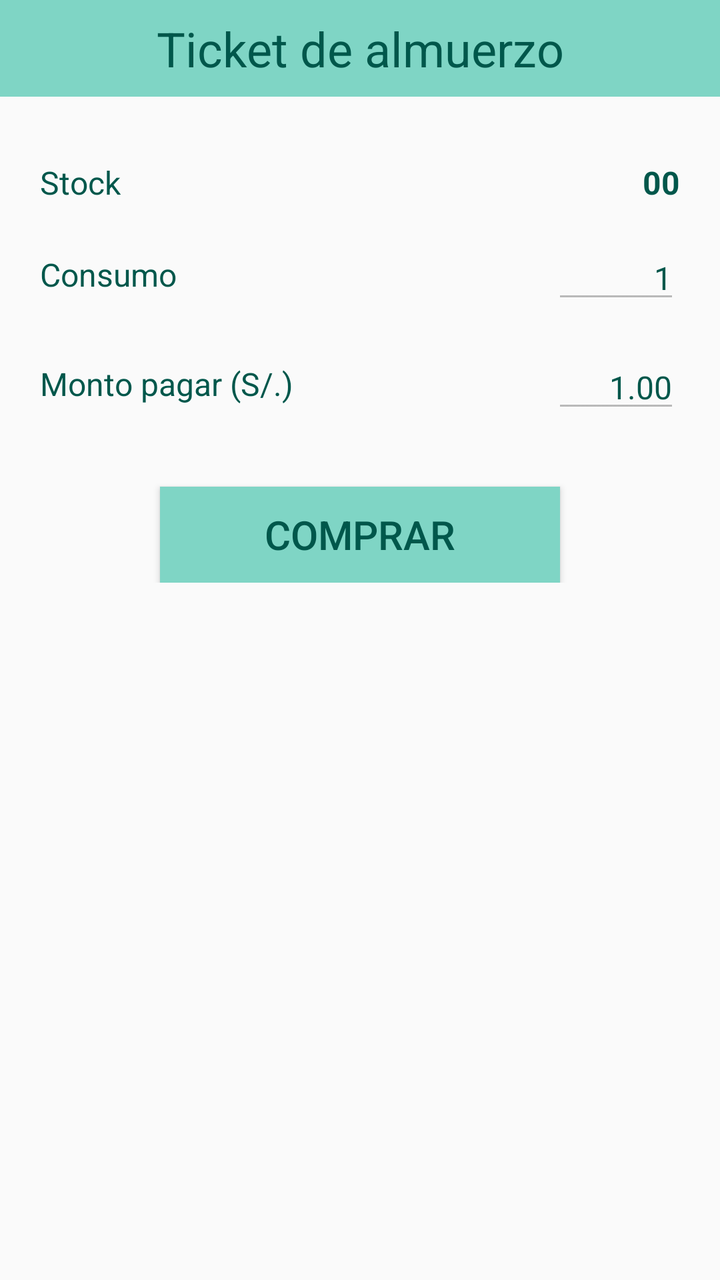
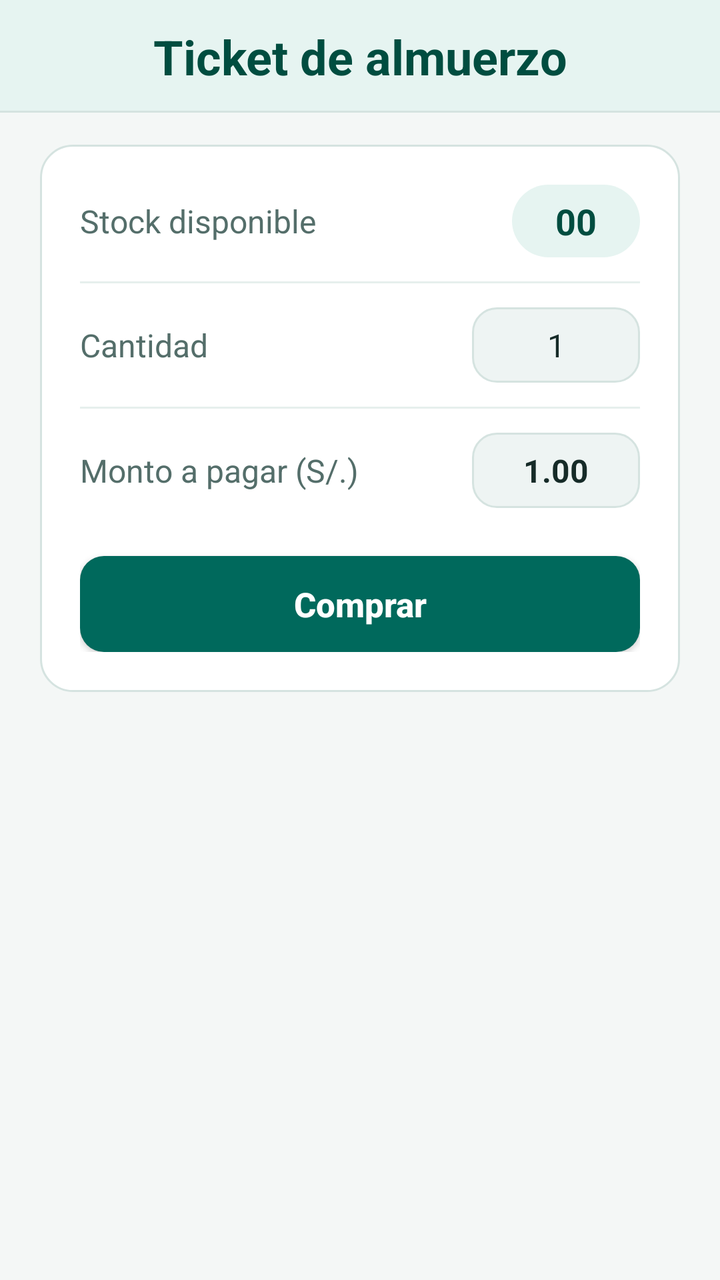

An Android layout rendered at two revisions. The XML below is the earlier revision; the diff shows what the commit changed to produce the second picture.
<!-- AndroidManifest.xml: application theme AppTheme -->
<!-- res/layout/fragment_fragmento_alumno_comprar.xml -->
<?xml version="1.0" encoding="utf-8"?>
<LinearLayout xmlns:android="http://schemas.android.com/apk/res/android"
    xmlns:app="http://schemas.android.com/apk/res-auto"
    xmlns:tools="http://schemas.android.com/tools"
    android:layout_width="match_parent"
    android:layout_height="match_parent"
    android:orientation="vertical"
    tools:context=".fragmento_alumno.fragmento_alumno_comprar">

    <TextView
        android:id="@+id/textView17"
        android:layout_width="match_parent"
        android:layout_height="wrap_content"
        android:background="#7FD5C5"
        android:gravity="center_horizontal"
        android:paddingVertical="8dp"
        android:text="Ticket de almuerzo"
        android:textColor="@color/colorPrimaryDark"
        android:textSize="@dimen/header_text_size" />

    <ScrollView
        android:layout_width="match_parent"
        android:layout_height="0dp"
        android:layout_weight="1"
        android:fillViewport="true">

        <androidx.constraintlayout.widget.ConstraintLayout
            android:layout_width="match_parent"
            android:layout_height="wrap_content"
            android:paddingStart="@dimen/screen_padding_horizontal"
            android:paddingTop="@dimen/screen_padding_vertical"
            android:paddingEnd="@dimen/screen_padding_horizontal"
            android:paddingBottom="@dimen/screen_padding_vertical">

            <LinearLayout
                android:layout_width="0dp"
                android:layout_height="wrap_content"
                android:orientation="vertical"
                app:layout_constraintEnd_toEndOf="parent"
                app:layout_constraintStart_toStartOf="parent"
                app:layout_constraintTop_toTopOf="parent"
                app:layout_constraintWidth_max="@dimen/content_max_width">

                <LinearLayout
                    android:layout_width="match_parent"
                    android:layout_height="wrap_content"
                    android:layout_marginTop="16dp"
                    android:gravity="center_vertical"
                    android:orientation="horizontal">

                    <TextView
                        android:id="@+id/textView18"
                        android:layout_width="0dp"
                        android:layout_height="wrap_content"
                        android:layout_weight="1"
                        android:text="Stock"
                        android:textColor="@color/colorPrimaryDark"
                        android:textSize="@dimen/body_text_size" />

                    <TextView
                        android:id="@+id/stock_ticket_almuerzo"
                        android:layout_width="wrap_content"
                        android:layout_height="wrap_content"
                        android:gravity="end"
                        android:minWidth="64dp"
                        android:text="00"
                        android:textColor="@color/colorPrimaryDark"
                        android:textSize="@dimen/body_text_size"
                        android:textStyle="bold" />

                </LinearLayout>

                <LinearLayout
                    android:layout_width="match_parent"
                    android:layout_height="wrap_content"
                    android:layout_marginTop="@dimen/form_section_spacing"
                    android:gravity="center_vertical"
                    android:orientation="horizontal">

                    <TextView
                        android:id="@+id/textView19"
                        android:layout_width="0dp"
                        android:layout_height="wrap_content"
                        android:layout_weight="1"
                        android:text="Consumo"
                        android:textColor="@color/colorPrimaryDark"
                        android:textSize="@dimen/body_text_size" />

                    <EditText
                        android:id="@+id/editText1"
                        android:layout_width="wrap_content"
                        android:layout_height="wrap_content"
                        android:enabled="false"
                        android:gravity="end"
                        android:inputType="none"
                        android:minWidth="64dp"
                        android:text="1"
                        android:textColor="@color/colorPrimaryDark"
                        android:textSize="@dimen/body_text_size" />

                </LinearLayout>

                <LinearLayout
                    android:layout_width="match_parent"
                    android:layout_height="wrap_content"
                    android:layout_marginTop="@dimen/form_section_spacing"
                    android:gravity="center_vertical"
                    android:orientation="horizontal">

                    <TextView
                        android:id="@+id/textView20"
                        android:layout_width="0dp"
                        android:layout_height="wrap_content"
                        android:layout_weight="1"
                        android:text="Monto pagar (S/.)"
                        android:textColor="@color/colorPrimaryDark"
                        android:textSize="@dimen/body_text_size" />

                    <EditText
                        android:id="@+id/editText2"
                        android:layout_width="wrap_content"
                        android:layout_height="wrap_content"
                        android:enabled="false"
                        android:gravity="end"
                        android:inputType="none"
                        android:minWidth="64dp"
                        android:text="1.00"
                        android:textColor="@color/colorPrimaryDark"
                        android:textSize="@dimen/body_text_size" />

                </LinearLayout>

                <Button
                    android:id="@+id/btn_comprar_almuerzo"
                    android:layout_width="@dimen/button_width"
                    android:layout_height="wrap_content"
                    android:layout_gravity="center_horizontal"
                    android:layout_marginTop="32dp"
                    android:background="#7FD5C5"
                    android:text="Comprar"
                    android:textColor="@color/colorPrimaryDark"
                    android:textSize="20sp" />

            </LinearLayout>

        </androidx.constraintlayout.widget.ConstraintLayout>

    </ScrollView>

</LinearLayout>
<!-- resources referenced by this layout -->
<resources>
  <color name="colorPrimaryDark">#00574B</color>
  <dimen name="button_width">200dp</dimen>
  <dimen name="form_section_spacing">16dp</dimen>
  <style name="AppTheme" parent="Theme.AppCompat.Light.DarkActionBar">
          
          <item name="colorPrimary">@color/colorPrimary</item>
          <item name="colorPrimaryDark">@color/colorPrimaryDark</item>
          <item name="colorAccent">@color/colorAccent</item>
      </style>
  <color name="colorPrimary">#8BD8D0</color>
  <color name="colorAccent">#D81B60</color>
  <!-- unchanged entries left out for length: 5 -->
</resources>

<!-- the commit's change to res/layout/fragment_fragmento_alumno_comprar.xml (unified diff, before → after) -->
@@ -4,19 +4,14 @@
     xmlns:tools="http://schemas.android.com/tools"
     android:layout_width="match_parent"
     android:layout_height="match_parent"
+    android:background="@color/bgScreen"
     android:orientation="vertical"
     tools:context=".fragmento_alumno.fragmento_alumno_comprar">
 
     <TextView
         android:id="@+id/textView17"
-        android:layout_width="match_parent"
-        android:layout_height="wrap_content"
-        android:background="#7FD5C5"
-        android:gravity="center_horizontal"
-        android:paddingVertical="8dp"
-        android:text="Ticket de almuerzo"
-        android:textColor="@color/colorPrimaryDark"
-        android:textSize="@dimen/header_text_size" />
+        style="@style/ComedorSectionHeader"
+        android:text="Ticket de almuerzo" />
 
     <ScrollView
         android:layout_width="match_parent"
@@ -33,6 +28,7 @@
             android:paddingBottom="@dimen/screen_padding_vertical">
 
             <LinearLayout
+                style="@style/ComedorCard"
                 android:layout_width="0dp"
                 android:layout_height="wrap_content"
                 android:orientation="vertical"
@@ -44,7 +40,6 @@
                 <LinearLayout
                     android:layout_width="match_parent"
                     android:layout_height="wrap_content"
-                    android:layout_marginTop="16dp"
                     android:gravity="center_vertical"
                     android:orientation="horizontal">
 
@@ -53,27 +48,31 @@
                         android:layout_width="0dp"
                         android:layout_height="wrap_content"
                         android:layout_weight="1"
-                        android:text="Stock"
-                        android:textColor="@color/colorPrimaryDark"
+                        android:text="Stock disponible"
+                        android:textColor="@color/textSecondary"
                         android:textSize="@dimen/body_text_size" />
 
                     <TextView
                         android:id="@+id/stock_ticket_almuerzo"
                         android:layout_width="wrap_content"
                         android:layout_height="wrap_content"
-                        android:gravity="end"
+                        android:background="@drawable/bg_badge_soft"
+                        android:gravity="center"
                         android:minWidth="64dp"
+                        android:paddingHorizontal="14dp"
+                        android:paddingVertical="6dp"
                         android:text="00"
                         android:textColor="@color/colorPrimaryDark"
-                        android:textSize="@dimen/body_text_size"
+                        android:textSize="18sp"
                         android:textStyle="bold" />
 
                 </LinearLayout>
 
+                <View style="@style/ComedorDivider" />
+
                 <LinearLayout
                     android:layout_width="match_parent"
                     android:layout_height="wrap_content"
-                    android:layout_marginTop="@dimen/form_section_spacing"
                     android:gravity="center_vertical"
                     android:orientation="horizontal">
 
@@ -82,28 +81,28 @@
                         android:layout_width="0dp"
                         android:layout_height="wrap_content"
                         android:layout_weight="1"
-                        android:text="Consumo"
-                        android:textColor="@color/colorPrimaryDark"
+                        android:text="Cantidad"
+                        android:textColor="@color/textSecondary"
                         android:textSize="@dimen/body_text_size" />
 
                     <EditText
                         android:id="@+id/editText1"
-                        android:layout_width="wrap_content"
+                        style="@style/ComedorInput"
+                        android:layout_width="84dp"
                         android:layout_height="wrap_content"
                         android:enabled="false"
-                        android:gravity="end"
+                        android:gravity="center"
                         android:inputType="none"
-                        android:minWidth="64dp"
-                        android:text="1"
-                        android:textColor="@color/colorPrimaryDark"
-                        android:textSize="@dimen/body_text_size" />
+                        android:paddingVertical="8dp"
+                        android:text="1" />
 
                 </LinearLayout>
+
+                <View style="@style/ComedorDivider" />
 
                 <LinearLayout
                     android:layout_width="match_parent"
                     android:layout_height="wrap_content"
-                    android:layout_marginTop="@dimen/form_section_spacing"
                     android:gravity="center_vertical"
                     android:orientation="horizontal">
 
@@ -112,34 +111,31 @@
                         android:layout_width="0dp"
                         android:layout_height="wrap_content"
                         android:layout_weight="1"
-                        android:text="Monto pagar (S/.)"
-                        android:textColor="@color/colorPrimaryDark"
+                        android:text="Monto a pagar (S/.)"
+                        android:textColor="@color/textSecondary"
                         android:textSize="@dimen/body_text_size" />
 
                     <EditText
                         android:id="@+id/editText2"
-                        android:layout_width="wrap_content"
+                        style="@style/ComedorInput"
+                        android:layout_width="84dp"
                         android:layout_height="wrap_content"
                         android:enabled="false"
-                        android:gravity="end"
+                        android:gravity="center"
                         android:inputType="none"
-                        android:minWidth="64dp"
+                        android:paddingVertical="8dp"
                         android:text="1.00"
-                        android:textColor="@color/colorPrimaryDark"
-                        android:textSize="@dimen/body_text_size" />
+                        android:textStyle="bold" />
 
                 </LinearLayout>
 
                 <Button
                     android:id="@+id/btn_comprar_almuerzo"
-                    android:layout_width="@dimen/button_width"
+                    style="@style/ComedorButtonPrimary"
+                    android:layout_width="match_parent"
                     android:layout_height="wrap_content"
-                    android:layout_gravity="center_horizontal"
-                    android:layout_marginTop="32dp"
-                    android:background="#7FD5C5"
-                    android:text="Comprar"
-                    android:textColor="@color/colorPrimaryDark"
-                    android:textSize="20sp" />
+                    android:layout_marginTop="24dp"
+                    android:text="Comprar" />
 
             </LinearLayout>
 
<!-- resource entries referenced after the edit -->
@@ -1,16 +1,153 @@
 <!-- resources referenced by this layout -->
 <resources>
-  <color name="colorPrimaryDark">#00574B</color>
-  <dimen name="button_width">200dp</dimen>
-  <dimen name="form_section_spacing">16dp</dimen>
+  <color name="bgScreen">#F4F7F6</color>
+  <color name="colorPrimaryDark">#004D40</color>
+  <color name="textSecondary">#546E6A</color>
+  <!-- drawable bg_badge_soft (drawable) -->
+  <?xml version="1.0" encoding="utf-8"?>
+  <shape xmlns:android="http://schemas.android.com/apk/res/android"
+      android:shape="rectangle">
+      <solid android:color="@color/bgSurfaceSoft" />
+      <corners android:radius="20dp" />
+  </shape>
+  <style name="ComedorButtonPrimary">
+          <item name="android:background">@drawable/bg_btn_primary</item>
+          <item name="android:minHeight">48dp</item>
+          <item name="android:paddingStart">20dp</item>
+          <item name="android:paddingEnd">20dp</item>
+          <item name="android:paddingTop">10dp</item>
+          <item name="android:paddingBottom">10dp</item>
+          <item name="android:textAllCaps">false</item>
+          <item name="android:textColor">@color/textOnPrimary</item>
+          <item name="android:textSize">17sp</item>
+          <item name="android:textStyle">bold</item>
+      </style>
+  <style name="ComedorCard">
+          <item name="android:background">@drawable/bg_card</item>
+          <item name="android:padding">20dp</item>
+      </style>
+  <style name="ComedorDivider">
+          <item name="android:layout_width">match_parent</item>
+          <item name="android:layout_height">1dp</item>
+          <item name="android:layout_marginTop">12dp</item>
+          <item name="android:layout_marginBottom">12dp</item>
+          <item name="android:background">@color/dividerSoft</item>
+      </style>
+  <style name="ComedorInput">
+          <item name="android:background">@drawable/bg_input</item>
+          <item name="android:paddingStart">14dp</item>
+          <item name="android:paddingEnd">14dp</item>
+          <item name="android:paddingTop">12dp</item>
+          <item name="android:paddingBottom">12dp</item>
+          <item name="android:textColor">@color/textPrimary</item>
+          <item name="android:textColorHint">@color/textSecondary</item>
+          <item name="android:textSize">@dimen/body_text_size</item>
+      </style>
+  <style name="ComedorSectionHeader">
+          <item name="android:layout_width">match_parent</item>
+          <item name="android:layout_height">wrap_content</item>
+          <item name="android:background">@drawable/bg_header_banner</item>
+          <item name="android:gravity">center_horizontal</item>
+          <item name="android:paddingTop">12dp</item>
+          <item name="android:paddingBottom">12dp</item>
+          <item name="android:paddingStart">16dp</item>
+          <item name="android:paddingEnd">16dp</item>
+          <item name="android:textColor">@color/colorPrimaryDark</item>
+          <item name="android:textSize">@dimen/header_text_size</item>
+          <item name="android:textStyle">bold</item>
+      </style>
   <style name="AppTheme" parent="Theme.AppCompat.Light.DarkActionBar">
-          
           <item name="colorPrimary">@color/colorPrimary</item>
           <item name="colorPrimaryDark">@color/colorPrimaryDark</item>
           <item name="colorAccent">@color/colorAccent</item>
+          <item name="android:windowBackground">@color/bgScreen</item>
+          <item name="android:textColorPrimary">@color/textPrimary</item>
+          <item name="android:textColorSecondary">@color/textSecondary</item>
       </style>
-  <color name="colorPrimary">#8BD8D0</color>
-  <color name="colorAccent">#D81B60</color>
+  <color name="bgSurfaceSoft">#E6F4F1</color>
+  <!-- drawable bg_btn_primary (drawable) -->
+  <?xml version="1.0" encoding="utf-8"?>
+  <selector xmlns:android="http://schemas.android.com/apk/res/android">
+      <item android:state_enabled="false">
+          <shape android:shape="rectangle">
+              <solid android:color="@color/btnPrimaryDisabled" />
+              <corners android:radius="12dp" />
+          </shape>
+      </item>
+      <item android:state_pressed="true">
+          <shape android:shape="rectangle">
+              <solid android:color="@color/btnPrimaryPressed" />
+              <corners android:radius="12dp" />
+          </shape>
+      </item>
+      <item>
+          <shape android:shape="rectangle">
+              <solid android:color="@color/colorPrimary" />
+              <corners android:radius="12dp" />
+          </shape>
+      </item>
+  </selector>
+  <color name="textOnPrimary">#FFFFFF</color>
+  <!-- drawable bg_card (drawable) -->
+  <?xml version="1.0" encoding="utf-8"?>
+  <shape xmlns:android="http://schemas.android.com/apk/res/android"
+      android:shape="rectangle">
+      <solid android:color="@color/bgCard" />
+      <corners android:radius="16dp" />
+      <stroke
+          android:width="1dp"
+          android:color="@color/borderCard" />
+  </shape>
+  <color name="dividerSoft">#E6EFED</color>
+  <!-- drawable bg_input (drawable) -->
+  <?xml version="1.0" encoding="utf-8"?>
+  <selector xmlns:android="http://schemas.android.com/apk/res/android">
+      <item android:state_enabled="false">
+          <shape android:shape="rectangle">
+              <solid android:color="@color/bgInputDisabled" />
+              <corners android:radius="12dp" />
+              <stroke android:width="1dp" android:color="@color/borderCard" />
+          </shape>
+      </item>
+      <item android:state_focused="true">
+          <shape android:shape="rectangle">
+              <solid android:color="@color/bgCard" />
+              <corners android:radius="12dp" />
+              <stroke android:width="2dp" android:color="@color/colorAccent" />
+          </shape>
+      </item>
+      <item>
+          <shape android:shape="rectangle">
+              <solid android:color="@color/bgInput" />
+              <corners android:radius="12dp" />
+              <stroke android:width="1dp" android:color="@color/borderInput" />
+          </shape>
+      </item>
+  </selector>
+  <color name="textPrimary">#162B28</color>
+  <!-- drawable bg_header_banner (drawable) -->
+  <?xml version="1.0" encoding="utf-8"?>
+  <layer-list xmlns:android="http://schemas.android.com/apk/res/android">
+      <item>
+          <shape android:shape="rectangle">
+              <solid android:color="@color/borderCard" />
+          </shape>
+      </item>
+      <item android:bottom="1dp">
+          <shape android:shape="rectangle">
+              <solid android:color="@color/bgSurfaceSoft" />
+          </shape>
+      </item>
+  </layer-list>
+  <color name="colorPrimary">#00695C</color>
+  <color name="colorAccent">#00897B</color>
+  <color name="btnPrimaryDisabled">#B0C4C1</color>
+  <color name="btnPrimaryPressed">#004D40</color>
+  <color name="bgCard">#FFFFFF</color>
+  <color name="borderCard">#D5E3E0</color>
+  <color name="bgInputDisabled">#EEF4F3</color>
+  <color name="bgInput">#F8FBFB</color>
+  <color name="borderInput">#B8CECA</color>
   <!-- unchanged entries left out for length: 5 -->
 </resources>
 
